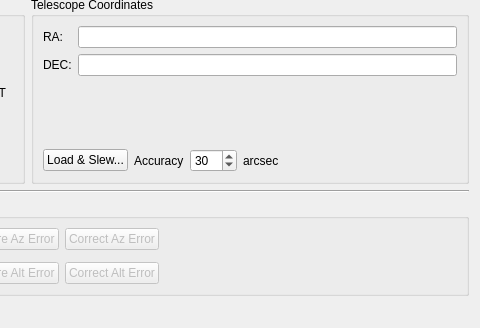
This is kstars/ekos/align.ui in KDE/kstars as Qt 5 draws it before an edit; both pictures show x 425 to 905 and y 198 to 526 of the 905 by 526 pixel window. The edited form follows.
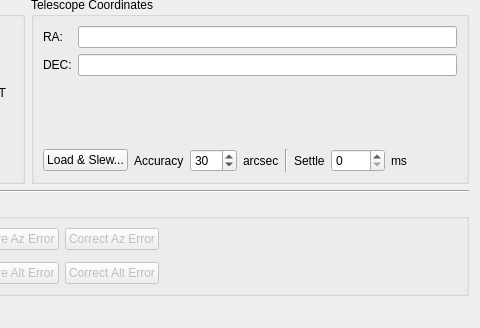
This is the edited form. Custom widgets are drawn as their Qt base class.

Diff of the .ui file:
```diff
--- a/kstars/ekos/align.ui
+++ b/kstars/ekos/align.ui
@@ -786,6 +786,46 @@
             </property>
            </widget>
           </item>
+          <item>
+           <widget class="Line" name="line_3">
+            <property name="orientation">
+             <enum>Qt::Vertical</enum>
+            </property>
+           </widget>
+          </item>
+          <item>
+           <widget class="QLabel" name="label_22">
+            <property name="toolTip">
+             <string>After telescope complete slewing, wait until it settles before capturing the next image.</string>
+            </property>
+            <property name="text">
+             <string>Settle</string>
+            </property>
+           </widget>
+          </item>
+          <item>
+           <widget class="QSpinBox" name="delaySpin">
+            <property name="toolTip">
+             <string>After telescope completes slewing, delay capture of nex</string>
+            </property>
+            <property name="maximum">
+             <number>5000</number>
+            </property>
+            <property name="singleStep">
+             <number>100</number>
+            </property>
+           </widget>
+          </item>
+          <item>
+           <widget class="QLabel" name="label_23">
+            <property name="toolTip">
+             <string>Milliseconds</string>
+            </property>
+            <property name="text">
+             <string>ms</string>
+            </property>
+           </widget>
+          </item>
           <item>
            <spacer name="horizontalSpacer_6">
             <property name="orientation">
```
Left out of the diff: 2 changed lines with no effect on the pictures.
